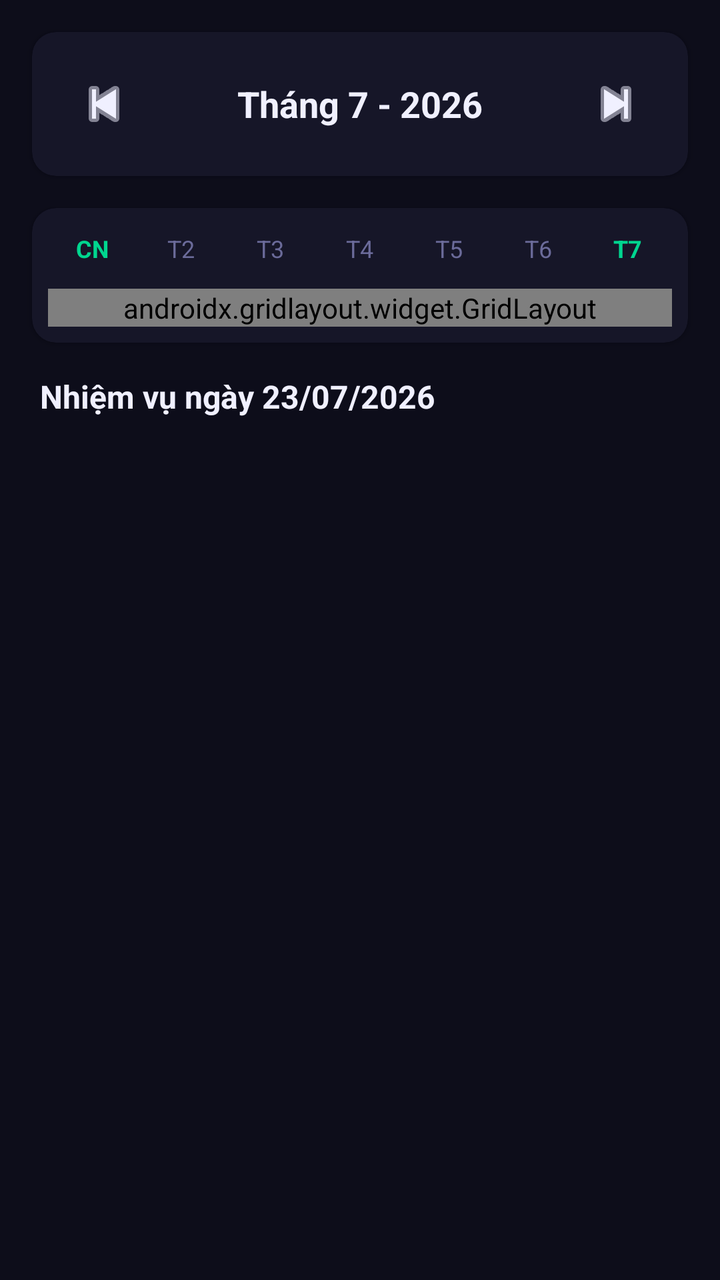
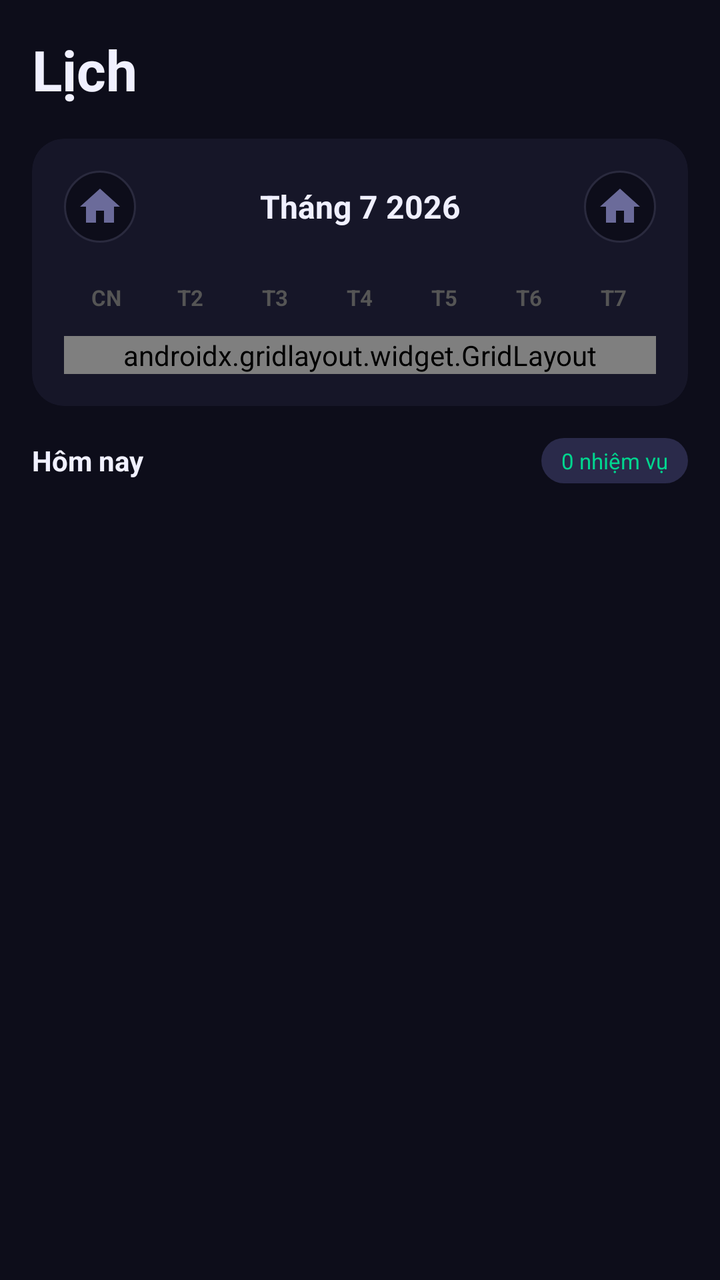

The first picture is an Android layout as it rendered before a commit; the second is the same layout after the commit. The layout source and the unified diff follow.
<!-- AndroidManifest.xml: application theme Theme.NoteApp -->
<!-- res/layout/fragment_calendar.xml -->
<?xml version="1.0" encoding="utf-8"?>
<LinearLayout xmlns:android="http://schemas.android.com/apk/res/android"
    android:layout_width="match_parent"
    android:layout_height="match_parent"
    android:orientation="vertical"
    android:background="@color/bg_dark">

    
    <androidx.cardview.widget.CardView
        android:layout_width="match_parent"
        android:layout_height="wrap_content"
        android:layout_margin="16dp"
        app:cardCornerRadius="12dp"
        app:cardBackgroundColor="@color/bg_card"
        xmlns:app="http://schemas.android.com/apk/res-auto">

        <LinearLayout
            android:layout_width="match_parent"
            android:layout_height="wrap_content"
            android:orientation="horizontal"
            android:gravity="center_vertical"
            android:padding="16dp">

            <ImageButton
                android:id="@+id/btnPrevMonth"
                android:layout_width="40dp"
                android:layout_height="40dp"
                android:background="?attr/selectableItemBackgroundBorderless"
                android:src="@android:drawable/ic_media_previous"
                android:tint="@color/text_primary"
                android:contentDescription="Tháng trước" />

            <LinearLayout
                android:layout_width="0dp"
                android:layout_height="wrap_content"
                android:layout_weight="1"
                android:orientation="vertical"
                android:gravity="center">

                <TextView
                    android:id="@+id/tvMonthYear"
                    android:layout_width="wrap_content"
                    android:layout_height="wrap_content"
                    android:text="Tháng 7 - 2026"
                    android:textColor="@color/text_primary"
                    android:textSize="18sp"
                    android:textStyle="bold" />
            </LinearLayout>

            <ImageButton
                android:id="@+id/btnNextMonth"
                android:layout_width="40dp"
                android:layout_height="40dp"
                android:background="?attr/selectableItemBackgroundBorderless"
                android:src="@android:drawable/ic_media_next"
                android:tint="@color/text_primary"
                android:contentDescription="Tháng sau" />
        </LinearLayout>
    </androidx.cardview.widget.CardView>

    
    <androidx.cardview.widget.CardView
        android:layout_width="match_parent"
        android:layout_height="wrap_content"
        android:layout_marginStart="16dp"
        android:layout_marginEnd="16dp"
        android:layout_marginBottom="16dp"
        app:cardCornerRadius="12dp"
        app:cardBackgroundColor="@color/bg_card"
        xmlns:app="http://schemas.android.com/apk/res-auto">

        <LinearLayout
            android:layout_width="match_parent"
            android:layout_height="wrap_content"
            android:orientation="vertical"
            android:padding="8dp">

            
            <LinearLayout
                android:layout_width="match_parent"
                android:layout_height="wrap_content"
                android:orientation="horizontal"
                android:layout_marginBottom="8dp">

                <TextView
                    android:layout_width="0dp"
                    android:layout_height="wrap_content"
                    android:layout_weight="1"
                    android:text="CN"
                    android:textColor="@color/accent_green"
                    android:textSize="12sp"
                    android:textStyle="bold"
                    android:gravity="center"
                    android:paddingTop="4dp"
                    android:paddingBottom="4dp" />

                <TextView
                    android:layout_width="0dp"
                    android:layout_height="wrap_content"
                    android:layout_weight="1"
                    android:text="T2"
                    android:textColor="@color/text_secondary"
                    android:textSize="12sp"
                    android:gravity="center"
                    android:paddingTop="4dp"
                    android:paddingBottom="4dp" />

                <TextView
                    android:layout_width="0dp"
                    android:layout_height="wrap_content"
                    android:layout_weight="1"
                    android:text="T3"
                    android:textColor="@color/text_secondary"
                    android:textSize="12sp"
                    android:gravity="center"
                    android:paddingTop="4dp"
                    android:paddingBottom="4dp" />

                <TextView
                    android:layout_width="0dp"
                    android:layout_height="wrap_content"
                    android:layout_weight="1"
                    android:text="T4"
                    android:textColor="@color/text_secondary"
                    android:textSize="12sp"
                    android:gravity="center"
                    android:paddingTop="4dp"
                    android:paddingBottom="4dp" />

                <TextView
                    android:layout_width="0dp"
                    android:layout_height="wrap_content"
                    android:layout_weight="1"
                    android:text="T5"
                    android:textColor="@color/text_secondary"
                    android:textSize="12sp"
                    android:gravity="center"
                    android:paddingTop="4dp"
                    android:paddingBottom="4dp" />

                <TextView
                    android:layout_width="0dp"
                    android:layout_height="wrap_content"
                    android:layout_weight="1"
                    android:text="T6"
                    android:textColor="@color/text_secondary"
                    android:textSize="12sp"
                    android:gravity="center"
                    android:paddingTop="4dp"
                    android:paddingBottom="4dp" />

                <TextView
                    android:layout_width="0dp"
                    android:layout_height="wrap_content"
                    android:layout_weight="1"
                    android:text="T7"
                    android:textColor="@color/accent_green"
                    android:textSize="12sp"
                    android:textStyle="bold"
                    android:gravity="center"
                    android:paddingTop="4dp"
                    android:paddingBottom="4dp" />
            </LinearLayout>

            
            <androidx.gridlayout.widget.GridLayout
                android:id="@+id/calendarGrid"
                android:layout_width="match_parent"
                android:layout_height="wrap_content"
                app:columnCount="7"
                app:rowCount="6"
                app:useDefaultMargins="false"
                xmlns:app="http://schemas.android.com/apk/res-auto" />
        </LinearLayout>
    </androidx.cardview.widget.CardView>

    
    <TextView
        android:id="@+id/tvSelectedDate"
        android:layout_width="match_parent"
        android:layout_height="wrap_content"
        android:layout_marginStart="20dp"
        android:layout_marginEnd="16dp"
        android:layout_marginBottom="8dp"
        android:text="Nhiệm vụ ngày 23/07/2026"
        android:textColor="@color/text_primary"
        android:textSize="16sp"
        android:textStyle="bold" />

    
    <FrameLayout
        android:layout_width="match_parent"
        android:layout_height="0dp"
        android:layout_weight="1"
        android:layout_marginStart="16dp"
        android:layout_marginEnd="16dp"
        android:layout_marginBottom="16dp">

        <androidx.recyclerview.widget.RecyclerView
            android:id="@+id/rvDayTasks"
            android:layout_width="match_parent"
            android:layout_height="match_parent"
            android:clipToPadding="false"
            android:paddingBottom="80dp" />

        
        <LinearLayout
            android:id="@+id/emptyStateLayout"
            android:layout_width="match_parent"
            android:layout_height="match_parent"
            android:orientation="vertical"
            android:gravity="center"
            android:visibility="gone">

            <ImageView
                android:layout_width="80dp"
                android:layout_height="80dp"
                android:src="@android:drawable/ic_menu_agenda"
                android:tint="@color/text_secondary"
                android:alpha="0.5"
                android:contentDescription="Không có nhiệm vụ" />

            <TextView
                android:layout_width="wrap_content"
                android:layout_height="wrap_content"
                android:layout_marginTop="16dp"
                android:text="Không có nhiệm vụ nào"
                android:textColor="@color/text_secondary"
                android:textSize="14sp" />

            <TextView
                android:layout_width="wrap_content"
                android:layout_height="wrap_content"
                android:layout_marginTop="4dp"
                android:text="Hãy thêm nhiệm vụ mới cho ngày này"
                android:textColor="@color/text_secondary"
                android:textSize="12sp"
                android:alpha="0.7" />
        </LinearLayout>
    </FrameLayout>

</LinearLayout>
<!-- resources referenced by this layout -->
<resources>
  <color name="accent_green">#00D68F</color>
  <color name="bg_card">#161628</color>
  <color name="bg_dark">#0D0D1A</color>
  <color name="text_primary">#F0F0FF</color>
  <color name="text_secondary">#6B6B9A</color>
  <style name="Theme.NoteApp" parent="Theme.MaterialComponents.DayNight.NoActionBar">
          <item name="colorPrimary">@color/accent_green</item>
          <item name="colorPrimaryVariant">@color/accent_green_dark</item>
          <item name="colorOnPrimary">@color/bg_dark</item>
          <item name="colorSecondary">@color/accent_purple</item>
          <item name="colorSecondaryVariant">@color/accent_purple_light</item>
          <item name="colorOnSecondary">@color/text_primary</item>
          <item name="android:statusBarColor">@color/bg_dark</item>
          <item name="android:navigationBarColor">@color/bg_dark</item>
          <item name="android:windowBackground">@color/bg_dark</item>
      </style>
  <color name="accent_green_dark">#00B377</color>
  <color name="accent_purple">#7C3AED</color>
  <color name="accent_purple_light">#B388FF</color>
</resources>

<!-- the commit's change to res/layout/fragment_calendar.xml (unified diff, before → after) -->
@@ -1,242 +1,248 @@
 <?xml version="1.0" encoding="utf-8"?>
-<LinearLayout xmlns:android="http://schemas.android.com/apk/res/android"
+<androidx.core.widget.NestedScrollView xmlns:android="http://schemas.android.com/apk/res/android"
+    xmlns:app="http://schemas.android.com/apk/res-auto"
     android:layout_width="match_parent"
     android:layout_height="match_parent"
-    android:orientation="vertical"
     android:background="@color/bg_dark">
 
-    
-    <androidx.cardview.widget.CardView
+    <LinearLayout
         android:layout_width="match_parent"
         android:layout_height="wrap_content"
-        android:layout_margin="16dp"
-        app:cardCornerRadius="12dp"
-        app:cardBackgroundColor="@color/bg_card"
-        xmlns:app="http://schemas.android.com/apk/res-auto">
-
+        android:orientation="vertical"
+        android:padding="16dp">
+
+        
+        <TextView
+            android:layout_width="match_parent"
+            android:layout_height="wrap_content"
+            android:text="Lịch"
+            android:textColor="@color/text_primary"
+            android:textSize="28sp"
+            android:textStyle="bold"
+            android:layout_marginBottom="16dp" />
+
+        
+        <androidx.cardview.widget.CardView
+            android:layout_width="match_parent"
+            android:layout_height="wrap_content"
+            android:layout_marginBottom="16dp"
+            app:cardCornerRadius="16dp"
+            app:cardBackgroundColor="@color/bg_card"
+            app:cardElevation="0dp">
+
+            <LinearLayout
+                android:layout_width="match_parent"
+                android:layout_height="wrap_content"
+                android:orientation="vertical"
+                android:padding="16dp">
+
+                
+                <LinearLayout
+                    android:layout_width="match_parent"
+                    android:layout_height="wrap_content"
+                    android:orientation="horizontal"
+                    android:gravity="center_vertical"
+                    android:layout_marginBottom="16dp">
+
+                    <ImageButton
+                        android:id="@+id/btnPrevMonth"
+                        android:layout_width="36dp"
+                        android:layout_height="36dp"
+                        android:background="@drawable/bg_chip_default"
+                        android:src="@drawable/ic_nav_home"
+                        android:scaleX="-1"
+                        android:tint="@color/text_secondary"
+                        android:contentDescription="Tháng trước" />
+
+                    <TextView
+                        android:id="@+id/tvMonthYear"
+                        android:layout_width="0dp"
+                        android:layout_height="wrap_content"
+                        android:layout_weight="1"
+                        android:text="Tháng 7 2026"
+                        android:textColor="@color/text_primary"
+                        android:textSize="16sp"
+                        android:textStyle="bold"
+                        android:gravity="center" />
+
+                    <ImageButton
+                        android:id="@+id/btnNextMonth"
+                        android:layout_width="36dp"
+                        android:layout_height="36dp"
+                        android:background="@drawable/bg_chip_default"
+                        android:src="@drawable/ic_nav_home"
+                        android:tint="@color/text_secondary"
+                        android:contentDescription="Tháng sau" />
+                </LinearLayout>
+
+                
+                <LinearLayout
+                    android:layout_width="match_parent"
+                    android:layout_height="wrap_content"
+                    android:orientation="horizontal"
+                    android:layout_marginBottom="8dp">
+
+                    <TextView
+                        android:layout_width="0dp"
+                        android:layout_height="wrap_content"
+                        android:layout_weight="1"
+                        android:text="CN"
+                        android:textColor="@color/text_muted"
+                        android:textSize="11sp"
+                        android:textStyle="bold"
+                        android:gravity="center"
+                        android:paddingTop="4dp"
+                        android:paddingBottom="4dp" />
+
+                    <TextView
+                        android:layout_width="0dp"
+                        android:layout_height="wrap_content"
+                        android:layout_weight="1"
+                        android:text="T2"
+                        android:textColor="@color/text_muted"
+                        android:textSize="11sp"
+                        android:textStyle="bold"
+                        android:gravity="center"
+                        android:paddingTop="4dp"
+                        android:paddingBottom="4dp" />
+
+                    <TextView
+                        android:layout_width="0dp"
+                        android:layout_height="wrap_content"
+                        android:layout_weight="1"
+                        android:text="T3"
+                        android:textColor="@color/text_muted"
+                        android:textSize="11sp"
+                        android:textStyle="bold"
+                        android:gravity="center"
+                        android:paddingTop="4dp"
+                        android:paddingBottom="4dp" />
+
+                    <TextView
+                        android:layout_width="0dp"
+                        android:layout_height="wrap_content"
+                        android:layout_weight="1"
+                        android:text="T4"
+                        android:textColor="@color/text_muted"
+                        android:textSize="11sp"
+                        android:textStyle="bold"
+                        android:gravity="center"
+                        android:paddingTop="4dp"
+                        android:paddingBottom="4dp" />
+
+                    <TextView
+                        android:layout_width="0dp"
+                        android:layout_height="wrap_content"
+                        android:layout_weight="1"
+                        android:text="T5"
+                        android:textColor="@color/text_muted"
+                        android:textSize="11sp"
+                        android:textStyle="bold"
+                        android:gravity="center"
+                        android:paddingTop="4dp"
+                        android:paddingBottom="4dp" />
+
+                    <TextView
+                        android:layout_width="0dp"
+                        android:layout_height="wrap_content"
+                        android:layout_weight="1"
+                        android:text="T6"
+                        android:textColor="@color/text_muted"
+                        android:textSize="11sp"
+                        android:textStyle="bold"
+                        android:gravity="center"
+                        android:paddingTop="4dp"
+                        android:paddingBottom="4dp" />
+
+                    <TextView
+                        android:layout_width="0dp"
+                        android:layout_height="wrap_content"
+                        android:layout_weight="1"
+                        android:text="T7"
+                        android:textColor="@color/text_muted"
+                        android:textSize="11sp"
+                        android:textStyle="bold"
+                        android:gravity="center"
+                        android:paddingTop="4dp"
+                        android:paddingBottom="4dp" />
+                </LinearLayout>
+
+                
+                <androidx.gridlayout.widget.GridLayout
+                    android:id="@+id/calendarGrid"
+                    android:layout_width="match_parent"
+                    android:layout_height="wrap_content"
+                    app:columnCount="7"
+                    app:rowCount="6"
+                    app:useDefaultMargins="false" />
+            </LinearLayout>
+        </androidx.cardview.widget.CardView>
+
+        
         <LinearLayout
             android:layout_width="match_parent"
             android:layout_height="wrap_content"
             android:orientation="horizontal"
             android:gravity="center_vertical"
-            android:padding="16dp">
-
-            <ImageButton
-                android:id="@+id/btnPrevMonth"
-                android:layout_width="40dp"
-                android:layout_height="40dp"
-                android:background="?attr/selectableItemBackgroundBorderless"
-                android:src="@android:drawable/ic_media_previous"
-                android:tint="@color/text_primary"
-                android:contentDescription="Tháng trước" />
-
-            <LinearLayout
+            android:layout_marginBottom="12dp">
+
+            <TextView
+                android:id="@+id/tvSelectedDate"
                 android:layout_width="0dp"
                 android:layout_height="wrap_content"
                 android:layout_weight="1"
-                android:orientation="vertical"
-                android:gravity="center">
-
-                <TextView
-                    android:id="@+id/tvMonthYear"
-                    android:layout_width="wrap_content"
-                    android:layout_height="wrap_content"
-                    android:text="Tháng 7 - 2026"
-                    android:textColor="@color/text_primary"
-                    android:textSize="18sp"
-                    android:textStyle="bold" />
-            </LinearLayout>
-
-            <ImageButton
-                android:id="@+id/btnNextMonth"
-                android:layout_width="40dp"
-                android:layout_height="40dp"
-                android:background="?attr/selectableItemBackgroundBorderless"
-                android:src="@android:drawable/ic_media_next"
-                android:tint="@color/text_primary"
-                android:contentDescription="Tháng sau" />
+                android:text="Hôm nay"
+                android:textColor="@color/text_primary"
+                android:textSize="14sp"
+                android:textStyle="bold" />
+
+            <TextView
+                android:id="@+id/tvTaskCount"
+                android:layout_width="wrap_content"
+                android:layout_height="wrap_content"
+                android:background="@drawable/bg_chip_selected"
+                android:paddingStart="10dp"
+                android:paddingTop="4dp"
+                android:paddingEnd="10dp"
+                android:paddingBottom="4dp"
+                android:text="0 nhiệm vụ"
+                android:textColor="@color/accent_green"
+                android:textSize="11sp" />
         </LinearLayout>
-    </androidx.cardview.widget.CardView>
-
-    
-    <androidx.cardview.widget.CardView
-        android:layout_width="match_parent"
-        android:layout_height="wrap_content"
-        android:layout_marginStart="16dp"
-        android:layout_marginEnd="16dp"
-        android:layout_marginBottom="16dp"
-        app:cardCornerRadius="12dp"
-        app:cardBackgroundColor="@color/bg_card"
-        xmlns:app="http://schemas.android.com/apk/res-auto">
-
-        <LinearLayout
-            android:layout_width="match_parent"
-            android:layout_height="wrap_content"
-            android:orientation="vertical"
-            android:padding="8dp">
-
-            
-            <LinearLayout
-                android:layout_width="match_parent"
-                android:layout_height="wrap_content"
-                android:orientation="horizontal"
-                android:layout_marginBottom="8dp">
-
-                <TextView
-                    android:layout_width="0dp"
-                    android:layout_height="wrap_content"
-                    android:layout_weight="1"
-                    android:text="CN"
-                    android:textColor="@color/accent_green"
-                    android:textSize="12sp"
-                    android:textStyle="bold"
-                    android:gravity="center"
-                    android:paddingTop="4dp"
-                    android:paddingBottom="4dp" />
-
-                <TextView
-                    android:layout_width="0dp"
-                    android:layout_height="wrap_content"
-                    android:layout_weight="1"
-                    android:text="T2"
-                    android:textColor="@color/text_secondary"
-                    android:textSize="12sp"
-                    android:gravity="center"
-                    android:paddingTop="4dp"
-                    android:paddingBottom="4dp" />
-
-                <TextView
-                    android:layout_width="0dp"
-                    android:layout_height="wrap_content"
-                    android:layout_weight="1"
-                    android:text="T3"
-                    android:textColor="@color/text_secondary"
-                    android:textSize="12sp"
-                    android:gravity="center"
-                    android:paddingTop="4dp"
-                    android:paddingBottom="4dp" />
-
-                <TextView
-                    android:layout_width="0dp"
-                    android:layout_height="wrap_content"
-                    android:layout_weight="1"
-                    android:text="T4"
-                    android:textColor="@color/text_secondary"
-                    android:textSize="12sp"
-                    android:gravity="center"
-                    android:paddingTop="4dp"
-                    android:paddingBottom="4dp" />
-
-                <TextView
-                    android:layout_width="0dp"
-                    android:layout_height="wrap_content"
-                    android:layout_weight="1"
-                    android:text="T5"
-                    android:textColor="@color/text_secondary"
-                    android:textSize="12sp"
-                    android:gravity="center"
-                    android:paddingTop="4dp"
-                    android:paddingBottom="4dp" />
-
-                <TextView
-                    android:layout_width="0dp"
-                    android:layout_height="wrap_content"
-                    android:layout_weight="1"
-                    android:text="T6"
-                    android:textColor="@color/text_secondary"
-                    android:textSize="12sp"
-                    android:gravity="center"
-                    android:paddingTop="4dp"
-                    android:paddingBottom="4dp" />
-
-                <TextView
-                    android:layout_width="0dp"
-                    android:layout_height="wrap_content"
-                    android:layout_weight="1"
-                    android:text="T7"
-                    android:textColor="@color/accent_green"
-                    android:textSize="12sp"
-                    android:textStyle="bold"
-                    android:gravity="center"
-                    android:paddingTop="4dp"
-                    android:paddingBottom="4dp" />
-            </LinearLayout>
-
-            
-            <androidx.gridlayout.widget.GridLayout
-                android:id="@+id/calendarGrid"
-                android:layout_width="match_parent"
-                android:layout_height="wrap_content"
-                app:columnCount="7"
-                app:rowCount="6"
-                app:useDefaultMargins="false"
-                xmlns:app="http://schemas.android.com/apk/res-auto" />
-        </LinearLayout>
-    </androidx.cardview.widget.CardView>
-
-    
-    <TextView
-        android:id="@+id/tvSelectedDate"
-        android:layout_width="match_parent"
-        android:layout_height="wrap_content"
-        android:layout_marginStart="20dp"
-        android:layout_marginEnd="16dp"
-        android:layout_marginBottom="8dp"
-        android:text="Nhiệm vụ ngày 23/07/2026"
-        android:textColor="@color/text_primary"
-        android:textSize="16sp"
-        android:textStyle="bold" />
-
-    
-    <FrameLayout
-        android:layout_width="match_parent"
-        android:layout_height="0dp"
-        android:layout_weight="1"
-        android:layout_marginStart="16dp"
-        android:layout_marginEnd="16dp"
-        android:layout_marginBottom="16dp">
-
+
+        
         <androidx.recyclerview.widget.RecyclerView
             android:id="@+id/rvDayTasks"
             android:layout_width="match_parent"
-            android:layout_height="match_parent"
-            android:clipToPadding="false"
-            android:paddingBottom="80dp" />
+            android:layout_height="wrap_content"
+            android:nestedScrollingEnabled="false"
+            android:layout_marginBottom="80dp" />
 
         
         <LinearLayout
             android:id="@+id/emptyStateLayout"
             android:layout_width="match_parent"
-            android:layout_height="match_parent"
+            android:layout_height="wrap_content"
             android:orientation="vertical"
             android:gravity="center"
+            android:paddingTop="40dp"
+            android:paddingBottom="40dp"
             android:visibility="gone">
 
-            <ImageView
-                android:layout_width="80dp"
-                android:layout_height="80dp"
-                android:src="@android:drawable/ic_menu_agenda"
-                android:tint="@color/text_secondary"
-                android:alpha="0.5"
-                android:contentDescription="Không có nhiệm vụ" />
-
             <TextView
                 android:layout_width="wrap_content"
                 android:layout_height="wrap_content"
-                android:layout_marginTop="16dp"
-                android:text="Không có nhiệm vụ nào"
+                android:text="📅"
+                android:textSize="40sp" />
+
+            <TextView
+                android:layout_width="wrap_content"
+                android:layout_height="wrap_content"
+                android:layout_marginTop="12dp"
+                android:text="Không có nhiệm vụ ngày này"
                 android:textColor="@color/text_secondary"
                 android:textSize="14sp" />
-
-            <TextView
-                android:layout_width="wrap_content"
-                android:layout_height="wrap_content"
-                android:layout_marginTop="4dp"
-                android:text="Hãy thêm nhiệm vụ mới cho ngày này"
-                android:textColor="@color/text_secondary"
-                android:textSize="12sp"
-                android:alpha="0.7" />
         </LinearLayout>
-    </FrameLayout>
-
-</LinearLayout>
+
+    </LinearLayout>
+</androidx.core.widget.NestedScrollView>
<!-- resource entries referenced after the edit -->
@@ -3,8 +3,35 @@
   <color name="accent_green">#00D68F</color>
   <color name="bg_card">#161628</color>
   <color name="bg_dark">#0D0D1A</color>
+  <color name="text_muted">#555555</color>
   <color name="text_primary">#F0F0FF</color>
   <color name="text_secondary">#6B6B9A</color>
+  <!-- drawable bg_chip_default (drawable) -->
+  <?xml version="1.0" encoding="utf-8"?>
+  <shape xmlns:android="http://schemas.android.com/apk/res/android"
+      android:shape="rectangle">
+      <solid android:color="@color/bg_dark" />
+      <stroke android:width="1dp" android:color="@color/chip_border" />
+      <corners android:radius="20dp" />
+  </shape>
+  <!-- drawable bg_chip_selected (drawable) -->
+  <?xml version="1.0" encoding="utf-8"?>
+  <shape xmlns:android="http://schemas.android.com/apk/res/android"
+      android:shape="rectangle">
+      <solid android:color="@color/chip_selected" />
+      <corners android:radius="20dp" />
+  </shape>
+  <!-- drawable ic_nav_home (drawable) -->
+  <?xml version="1.0" encoding="utf-8"?>
+  <vector xmlns:android="http://schemas.android.com/apk/res/android"
+      android:width="24dp"
+      android:height="24dp"
+      android:viewportWidth="24"
+      android:viewportHeight="24">
+      <path
+          android:fillColor="#6B6B9A"
+          android:pathData="M10,20v-6h4v6h5v-8h3L12,3 2,12h3v8z" />
+  </vector>
   <style name="Theme.NoteApp" parent="Theme.MaterialComponents.DayNight.NoActionBar">
           <item name="colorPrimary">@color/accent_green</item>
           <item name="colorPrimaryVariant">@color/accent_green_dark</item>
@@ -16,6 +43,8 @@
           <item name="android:navigationBarColor">@color/bg_dark</item>
           <item name="android:windowBackground">@color/bg_dark</item>
       </style>
+  <color name="chip_border">#2A2A3E</color>
+  <color name="chip_selected">#2A2A4A</color>
   <color name="accent_green_dark">#00B377</color>
   <color name="accent_purple">#7C3AED</color>
   <color name="accent_purple_light">#B388FF</color>
